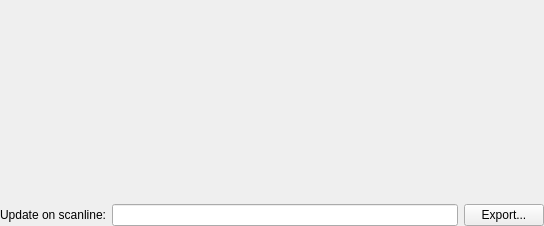
The window that apps/ide/nes/debuggers/chrromdisplaydialog.ui (christopherpow/nesicide) describes before a commit, drawn with Qt 5.
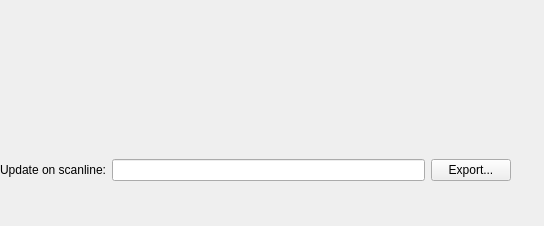
The same window after the commit.

Commit message: Fixing overlapping layout warning from switch to QMainWindow instead of QWidget to support fully-integrated FamiTracker.

```diff
--- a/apps/ide/nes/debuggers/chrromdisplaydialog.ui
+++ b/apps/ide/nes/debuggers/chrromdisplaydialog.ui
@@ -13,15 +13,15 @@
   <property name="windowTitle">
    <string>Dialog</string>
   </property>
-  <layout class="QGridLayout" name="gridLayout">
-   <property name="margin">
-    <number>0</number>
-   </property>
-   <property name="spacing">
-    <number>0</number>
-   </property>
-   <item row="3" column="0" colspan="4">
     <widget class="QFrame" name="window">
+   <property name="geometry">
+    <rect>
+     <x>0</x>
+     <y>0</y>
+     <width>511</width>
+     <height>181</height>
+    </rect>
+   </property>
      <property name="lineWidth">
       <number>0</number>
      </property>
@@ -88,8 +88,6 @@
       </item>
      </layout>
     </widget>
-   </item>
-  </layout>
  </widget>
  <resources/>
  <connections/>
```
Lines whose indentation alone changed are shown as unchanged. The commit also changes 5 other files.
